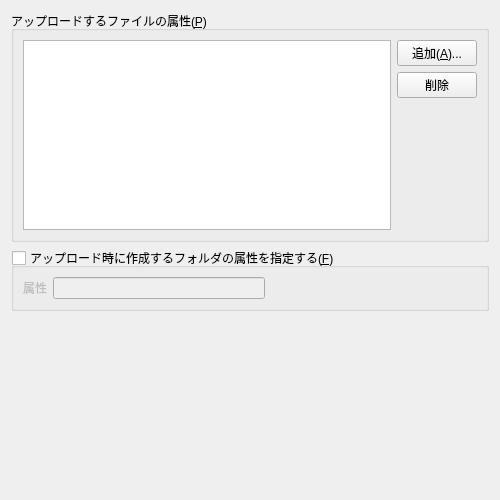
The window that ffftpgui/ui/option/optiontransfer3form.ui (hatomania/ffftp) describes before a commit, drawn with Qt 5.
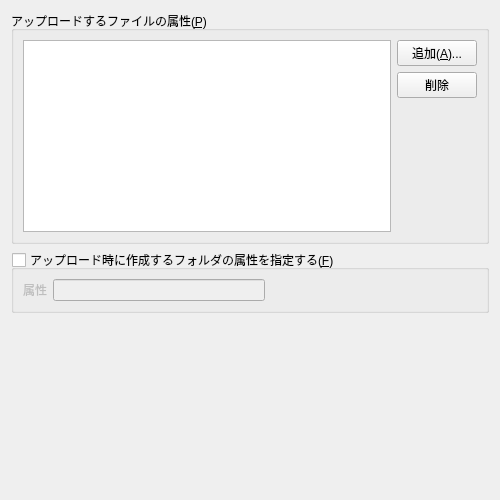
The same window after the commit.

```diff
--- a/ffftpgui/ui/option/optiontransfer3form.ui
+++ b/ffftpgui/ui/option/optiontransfer3form.ui
@@ -107,7 +107,7 @@
      <property name="sizeHint" stdset="0">
       <size>
        <width>20</width>
-       <height>180</height>
+       <height>0</height>
       </size>
      </property>
     </spacer>
```
